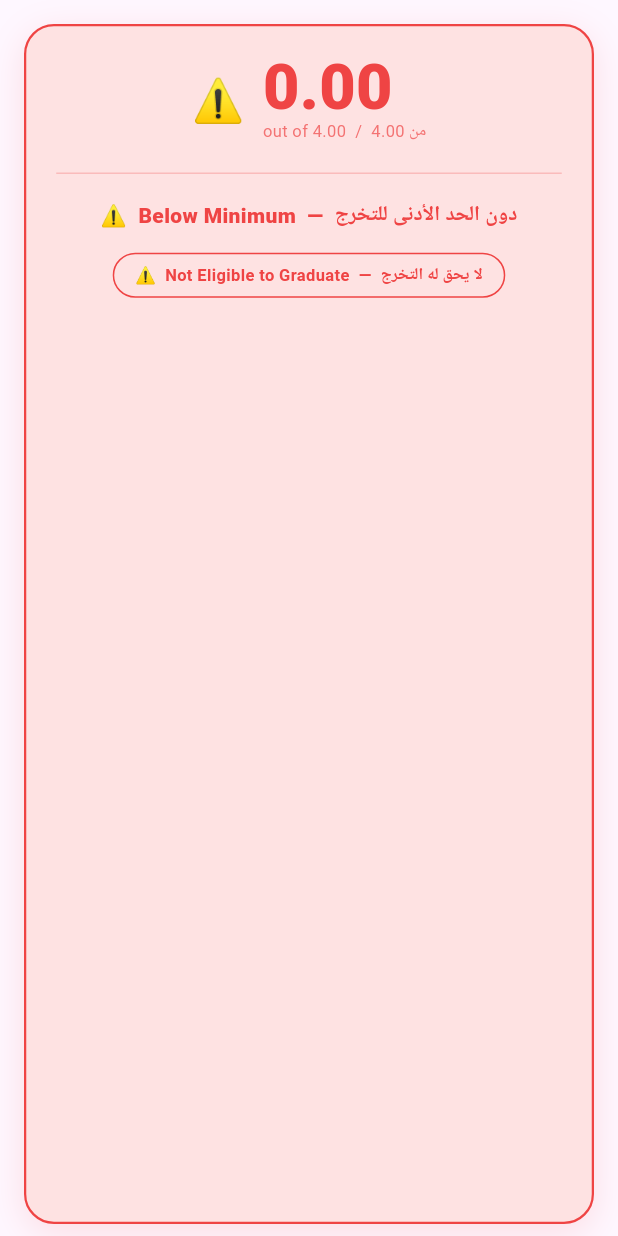
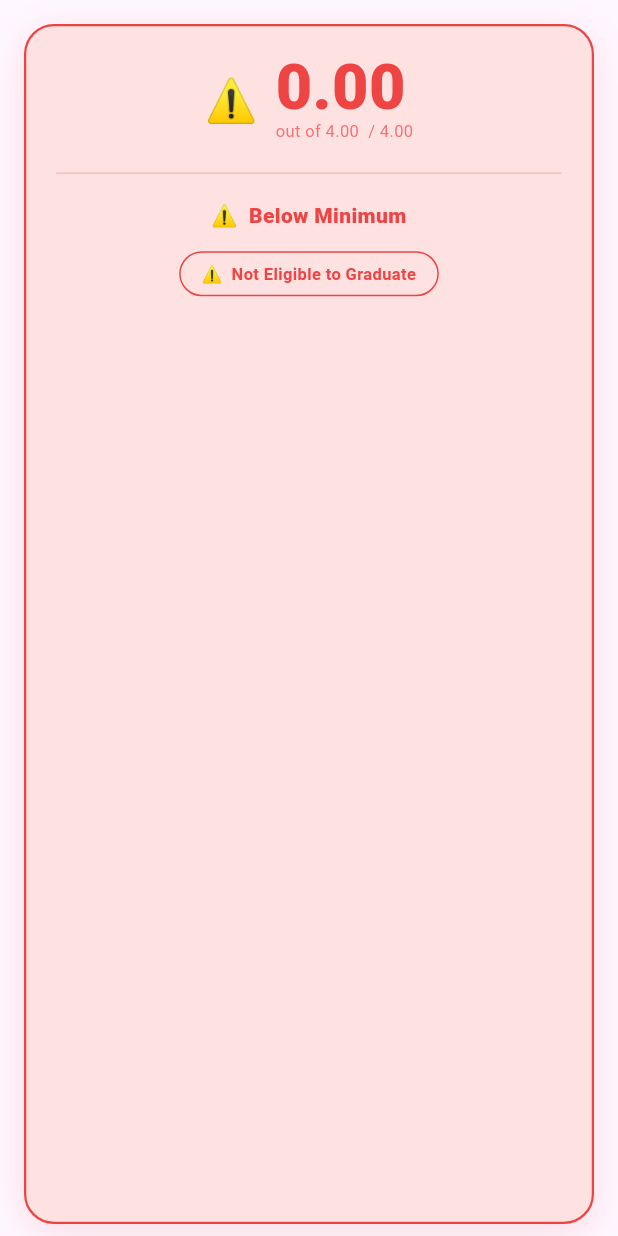
Before and after one commit to mohamed-Ihab55/campus_ai, a Flutter app: the ResultCard widget shown alone on an empty page, opened directly with empty values, on a phone screen of 412 x 824 dp. Run offline on Flutter 3.47's test engine with Material 3 defaults, Android fonts, the phone set to English and light mode, and no system bars; our stand-ins replace bloc, cloud_firestore, dio, equatable, firebase_core, flutter_bloc and 6 more; accounts and stored records are empty; statements that could not run were skipped.

Commit message:
update the GPA screen UI

```diff
--- a/lib/features/gpa_feature/presentation/widgets/result_card.dart
+++ b/lib/features/gpa_feature/presentation/widgets/result_card.dart
@@ -45,7 +45,6 @@ class ResultCard extends StatelessWidget {
       ),
       child: Column(
         children: [
-          // الإيموجي والـ GPA
           Row(
             mainAxisAlignment: MainAxisAlignment.center,
             children: [
@@ -64,7 +63,7 @@ class ResultCard extends StatelessWidget {
                     ),
                   ),
                   Text(
-                    'out of 4.00  /  من 4.00',
+                    'out of 4.00  / 4.00',
                     style: TextStyle(
                       fontSize: 11,
                       color: borderColor.withValues(alpha: 0.7),
@@ -78,9 +77,8 @@ class ResultCard extends StatelessWidget {
           Divider(color: borderColor.withValues(alpha: 0.25)),
           const SizedBox(height: 10),
 
-          // المستوى
           Text(
-            '${status.emoji}  ${status.labelEn}  —  ${status.labelAr}',
+            '${status.emoji}  ${status.labelEn}',
             style: TextStyle(
               fontSize: 14,
               fontWeight: FontWeight.w800,
@@ -90,7 +88,6 @@ class ResultCard extends StatelessWidget {
           ),
           const SizedBox(height: 6),
 
-          // هل يحق التخرج (فقط في التراكمي)
           if (!isSemester)
             Container(
               margin: const EdgeInsets.only(top: 8),
@@ -106,8 +103,8 @@ class ResultCard extends StatelessWidget {
               ),
               child: Text(
                 status.canGraduate
-                    ? '✅  Eligible to Graduate  —  يحق له التخرج'
-                    : '⚠️  Not Eligible to Graduate  —  لا يحق له التخرج',
+                    ? '✅  Eligible to Graduate'
+                    : '⚠️  Not Eligible to Graduate',
                 style: TextStyle(
                   fontSize: 11,
                   fontWeight: FontWeight.w700,
```
Also changed, not shown: lib/features/service_feature/logic/gpa_calculator.dart (+12 -26 lines).
